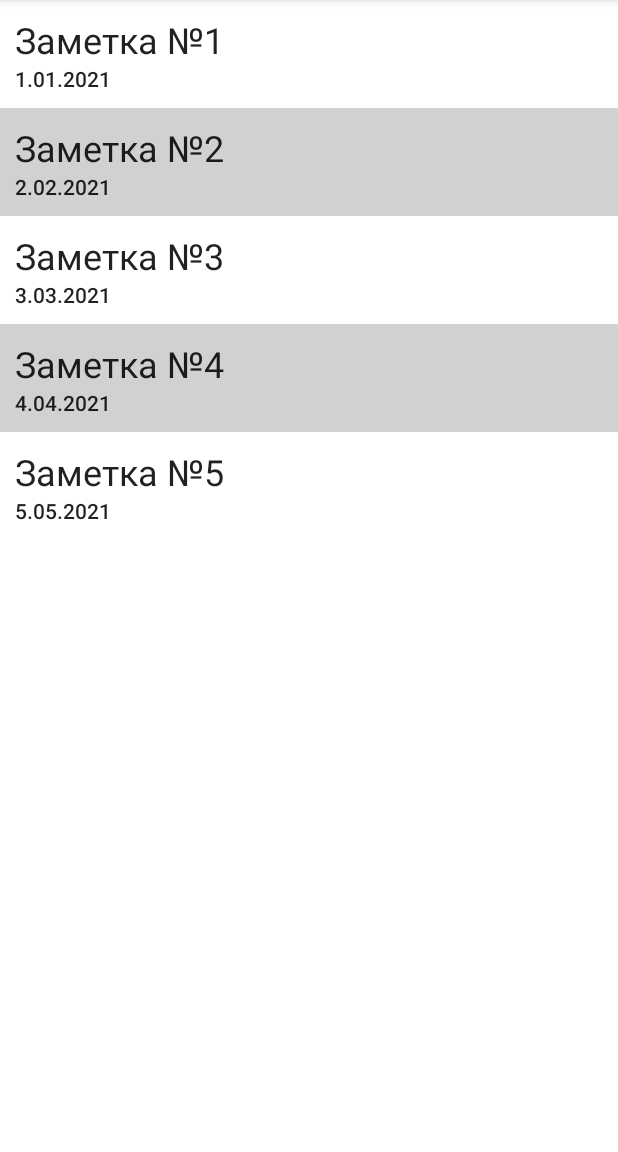
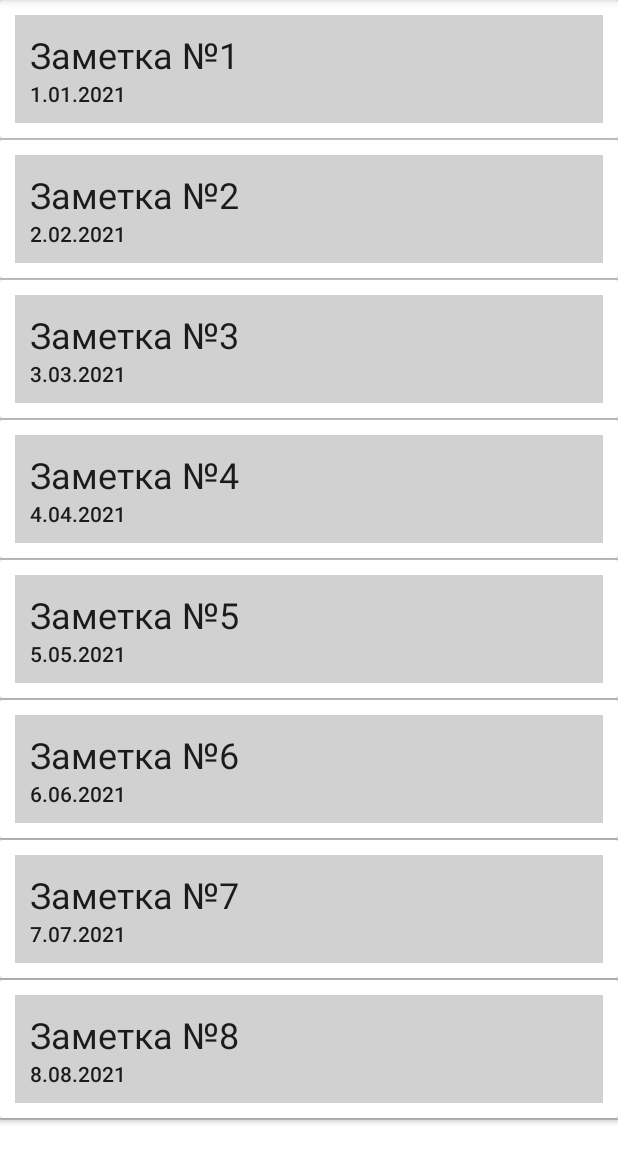
Before and after one commit to DestroyGit/NotesV3, an Android app: the screen it shows after launch (MainActivity), on a phone screen of 412 x 824 dp, the part 84-1236 px from its top. Run offline under Robolectric (Android 15) with nearby library versions, the phone set to English and light mode, and no system bars.

Commit message:
1) Теперь каждая заметка - это карточка 2) Переделано на RecyclerView 3) Выполнено и в горизонтальной ориентации

```diff
--- a/app/src/main/java/com/example/notesv3/domain/NotesRepositoryImpl.java
+++ b/app/src/main/java/com/example/notesv3/domain/NotesRepositoryImpl.java
@@ -17,6 +17,9 @@ public class NotesRepositoryImpl implements NotesRepository{
         result.add(new Notes(R.string.name_3, R.string.date_3, R.string.note_3));
         result.add(new Notes(R.string.name_4, R.string.date_4, R.string.note_4));
         result.add(new Notes(R.string.name_5, R.string.date_5, R.string.note_5));
+        result.add(new Notes(R.string.name_6, R.string.date_6, R.string.note_6));
+        result.add(new Notes(R.string.name_7, R.string.date_7, R.string.note_7));
+        result.add(new Notes(R.string.name_8, R.string.date_8, R.string.note_8));
 
         return result;
     }
--- /dev/null
+++ b/app/src/main/java/com/example/notesv3/ui/list/NotesAdapter.java
@@ -0,0 +1,90 @@
+package com.example.notesv3.ui.list;
+
+import android.view.LayoutInflater;
+import android.view.View;
+import android.view.ViewGroup;
+import android.widget.LinearLayout;
+import android.widget.TextView;
+
+import androidx.annotation.NonNull;
+import androidx.recyclerview.widget.RecyclerView;
+
+import com.example.notesv3.R;
+import com.example.notesv3.domain.Notes;
+
+import java.util.ArrayList;
+import java.util.List;
+
+public class NotesAdapter extends RecyclerView.Adapter<NotesAdapter.NoteViewHolder> {
+
+    public interface OnNoteClickedListener{
+        void onNoteClickedListener(@NonNull Notes note);
+    }
+
+    private final ArrayList<Notes> notes = new ArrayList<>();
+
+    public void setData(List<Notes> toSet){
+        notes.clear();
+        notes.addAll(toSet);
+    }
+
+    private OnNoteClickedListener listener;
+
+    public OnNoteClickedListener getListener() {
+        return listener;
+    }
+
+    public void setListener(OnNoteClickedListener listener) {
+        this.listener = listener;
+    }
+
+    @NonNull
+    @Override
+    public NoteViewHolder onCreateViewHolder(@NonNull ViewGroup parent, int viewType) {
+        // даем возможность надувать контейнер (фрагмент) вьюхами.
+        // В скобках: вьюха, макет фрагмента, перезапись - если true, то в одном и том же месте будет
+        View itemView = LayoutInflater.from(parent.getContext()).inflate(R.layout.item_notes, parent,false);
+        return new NoteViewHolder(itemView);
+    }
+
+    @Override
+    public void onBindViewHolder(@NonNull NoteViewHolder holder, int position) {
+
+        Notes note = notes.get(position);
+
+        // добавляем в найденные элементы макета текст для вывода на экран - то, чем заполняем TextView
+        holder.notesName.setText(note.getName());
+        holder.notesDate.setText(note.getDate());
+        holder.card.setBackgroundResource(R.color.light_grey);
+    }
+
+    @Override
+    public int getItemCount() {
+        return notes.size();
+    }
+
+    class NoteViewHolder extends RecyclerView.ViewHolder{
+
+        // находим элементы макета
+        TextView notesName;
+        TextView notesDate;
+        LinearLayout card;
+
+        public NoteViewHolder(@NonNull View itemView) {
+            super(itemView);
+
+            itemView.setOnClickListener(new View.OnClickListener() {
+                @Override
+                public void onClick(View view) {
+                    if (getListener() != null){
+                        getListener().onNoteClickedListener(notes.get(getAdapterPosition())); // getAdapterPosition() - определенный номер элемента в списке
+                    }
+                }
+            });
+
+            notesName = itemView.findViewById(R.id.notes_name);
+            notesDate = itemView.findViewById(R.id.notes_date);
+            card = itemView.findViewById(R.id.card);
+        }
+    }
+}
--- a/app/src/main/java/com/example/notesv3/ui/list/NotesListFragment.java
+++ b/app/src/main/java/com/example/notesv3/ui/list/NotesListFragment.java
@@ -11,8 +11,13 @@ import android.widget.TextView;
 
 import androidx.annotation.NonNull;
 import androidx.annotation.Nullable;
+import androidx.core.content.ContextCompat;
 import androidx.core.widget.NestedScrollView;
 import androidx.fragment.app.Fragment;
+import androidx.recyclerview.widget.DividerItemDecoration;
+import androidx.recyclerview.widget.GridLayoutManager;
+import androidx.recyclerview.widget.LinearLayoutManager;
+import androidx.recyclerview.widget.RecyclerView;
 
 import com.example.notesv3.R;
 import com.example.notesv3.domain.Notes;
@@ -70,48 +75,29 @@ public class NotesListFragment extends Fragment {
         super.onViewCreated(view, savedInstanceState);
 
         // находим макет фрагмента, куда будем добавлять вьюхи с заметками
-        LinearLayout notesList = view.findViewById(R.id.notes_list_container);
+        RecyclerView notesList = view.findViewById(R.id.notes_list_container);
 
+        // отображаем линейно в вертикальной резметке
+        LinearLayoutManager linearLayoutManager = new LinearLayoutManager(requireContext());
+        notesList.setLayoutManager(linearLayoutManager);
+
+        //создаем разделитель между карточками
+        DividerItemDecoration dividerItemDecoration = new DividerItemDecoration(requireContext(), linearLayoutManager.getOrientation());
+        dividerItemDecoration.setDrawable(ContextCompat.getDrawable(requireContext(), R.drawable.ic_separatore));
+        notesList.addItemDecoration(dividerItemDecoration);
         // достаем список данных по заметкам из репозитория
         List<Notes> notes = notesRepository.getNotes();
 
-        int count = 1; // счетчик для четных и нечетных строк для закрашивания в серый четные заметки
-
-        // проходимся по всем заметкам
-        for(Notes note : notes){
-
-            // даем возможность надувать контейнер (фрагмент) вьюхами.
-            // В скобках: вьюха, макет фрагмента, перезапись - если true, то в одном и том же месте будет
-            View itemView = LayoutInflater.from(requireContext()).inflate(R.layout.item_notes, notesList,false);
-
-            itemView.setOnClickListener(new View.OnClickListener() {
-                @Override
-                public void onClick(View view) {
-                    // если не нулл, то "вот по такому городу произвели нажатие"
-                    if (onNotesClicked != null){
+        NotesAdapter notesAdapter = new NotesAdapter();
+        notesAdapter.setData(notes);
+        notesAdapter.setListener(new NotesAdapter.OnNoteClickedListener() {
+            @Override
+            public void onNoteClickedListener(@NonNull Notes note) {
+                if (onNotesClicked != null){
                         onNotesClicked.onNotesClicked(note);
-                    }
                 }
-            });
-
-            // находим элементы макета
-            TextView notesName = itemView.findViewById(R.id.notes_name);
-            TextView notesDate = itemView.findViewById(R.id.notes_date);
-
-            // добавляем в найденные элементы макета текст для вывода на экран - то, чем заполняем TextView
-            notesName.setText(note.getName());
-            notesDate.setText(note.getDate());
-
-            // каждая четная строка подкрашивается в серый цвет
-            if (count%2 == 0){
-                itemView.setBackgroundResource(R.color.light_grey);
             }
-            count++;
-
-            // добавляем заметку
-            notesList.addView(itemView);
-        }
-
-
+        });
+        notesList.setAdapter(notesAdapter);
     }
 }
--- /dev/null
+++ b/app/src/main/res/drawable/ic_separatore.xml
@@ -0,0 +1,6 @@
+<?xml version="1.0" encoding="utf-8"?>
+<shape xmlns:android="http://schemas.android.com/apk/res/android"
+    android:shape="rectangle">
+    <size android:height="@dimen/separatore_1"/>
+    <solid android:color="@color/light_grey"/>
+</shape>
--- a/app/src/main/res/layout-land/activity_main.xml
+++ b/app/src/main/res/layout-land/activity_main.xml
@@ -1,11 +1,20 @@
 <?xml version="1.0" encoding="utf-8"?>
+
+<androidx.drawerlayout.widget.DrawerLayout
+xmlns:android="http://schemas.android.com/apk/res/android"
+xmlns:app="http://schemas.android.com/apk/res-auto"
+xmlns:tools="http://schemas.android.com/tools"
+android:id="@+id/drawer_layout"
+android:layout_width="match_parent"
+android:layout_height="match_parent"
+android:fitsSystemWindows="true"
+tools:openDrawer="start"
+tools:context=".ui.MainActivity">
+
 <androidx.coordinatorlayout.widget.CoordinatorLayout
-    xmlns:android="http://schemas.android.com/apk/res/android"
-    xmlns:app="http://schemas.android.com/apk/res-auto"
-    xmlns:tools="http://schemas.android.com/tools"
     android:layout_width="match_parent"
     android:layout_height="match_parent"
-    tools:context=".ui.MainActivity">
+    >
 
     <com.google.android.material.appbar.AppBarLayout
         android:layout_width="match_parent"
@@ -48,3 +57,14 @@
     </androidx.constraintlayout.widget.ConstraintLayout>
 
 </androidx.coordinatorlayout.widget.CoordinatorLayout>
+
+<com.google.android.material.navigation.NavigationView
+    android:id="@+id/navigation_view"
+    android:layout_width="wrap_content"
+    android:layout_height="match_parent"
+    android:layout_gravity="start"
+    app:headerLayout="@layout/layout_drawer_profile"
+    android:fitsSystemWindows="true"
+    app:menu="@menu/menu_drawer"/>
+
+</androidx.drawerlayout.widget.DrawerLayout>
--- a/app/src/main/res/layout/fragment_notes_details.xml
+++ b/app/src/main/res/layout/fragment_notes_details.xml
@@ -12,14 +12,14 @@
         android:layout_height="wrap_content"
         tools:text="@string/name_1"
         android:textStyle="italic"
-        android:padding="@dimen/padding"
+        android:padding="@dimen/margin_10"
         android:gravity="center"/>
 
     <TextView
         android:id="@+id/notes_note"
         android:layout_width="match_parent"
         android:layout_height="wrap_content"
-        android:padding="@dimen/padding"
+        android:padding="@dimen/margin_10"
         tools:text="@string/note_1"/>
 
 </LinearLayout>
--- a/app/src/main/res/layout/fragment_notes_list.xml
+++ b/app/src/main/res/layout/fragment_notes_list.xml
@@ -1,11 +1,8 @@
 <?xml version="1.0" encoding="utf-8"?>
-<androidx.core.widget.NestedScrollView
-    xmlns:android="http://schemas.android.com/apk/res/android"
-    android:layout_width="match_parent"
-    android:layout_height="match_parent">
-    <LinearLayout
+
+    <androidx.recyclerview.widget.RecyclerView
+        xmlns:android="http://schemas.android.com/apk/res/android"
         android:id="@+id/notes_list_container"
         android:orientation="vertical"
         android:layout_width="match_parent"
         android:layout_height="match_parent"/>
-</androidx.core.widget.NestedScrollView>
--- a/app/src/main/res/layout/item_notes.xml
+++ b/app/src/main/res/layout/item_notes.xml
@@ -1,17 +1,26 @@
 <?xml version="1.0" encoding="utf-8"?>
-<LinearLayout
+<androidx.cardview.widget.CardView
     xmlns:android="http://schemas.android.com/apk/res/android"
     xmlns:tools="http://schemas.android.com/tools"
     android:layout_width="match_parent"
     android:layout_height="wrap_content"
+    android:orientation="vertical">
+
+
+    <LinearLayout
+        android:id="@+id/card"
+        android:layout_width="match_parent"
+        android:layout_height="wrap_content"
         android:orientation="vertical"
-    android:padding="@dimen/padding">
+        android:layout_margin="@dimen/margin_5">
 
         <TextView
             android:id="@+id/notes_name"
             android:layout_width="match_parent"
             android:layout_height="wrap_content"
             android:textAppearance="@style/TextAppearance.AppCompat.Headline"
+            android:layout_marginTop="@dimen/margin_5"
+            android:layout_marginStart="@dimen/margin_5"
             tools:text="@string/name_1" />
 
         <TextView
@@ -19,6 +28,9 @@
             android:layout_width="match_parent"
             android:layout_height="wrap_content"
             android:textAppearance="@style/TextAppearance.AppCompat.Body2"
+            android:layout_marginStart="@dimen/margin_5"
+            android:layout_marginBottom="@dimen/margin_5"
             tools:text="@string/date_1" />
+    </LinearLayout>
 
-</LinearLayout>
+</androidx.cardview.widget.CardView>
--- a/app/src/main/res/values/dimens.xml
+++ b/app/src/main/res/values/dimens.xml
@@ -1,10 +1,12 @@
 <?xml version="1.0" encoding="utf-8"?>
 <resources>
-    <dimen name="padding">10dp</dimen>
+    <dimen name="margin_10">10dp</dimen>
+    <dimen name="margin_5">10dp</dimen>
     <dimen name="margin_40">40dp</dimen>
     <dimen name="drawer_profile_padding_25">25dp</dimen>
     <dimen name="drawer_profile_size_avatar">100dp</dimen>
     <dimen name="drawer_profile_padding_10">10dp</dimen>
     <dimen name="drawer_profile_username_size">25sp</dimen>
     <dimen name="drawer_profile_email_size">18sp</dimen>
+    <dimen name="separatore_1">1dp</dimen>
 </resources>
--- a/app/src/main/res/values/strings.xml
+++ b/app/src/main/res/values/strings.xml
@@ -6,18 +6,27 @@
     <string name="name_3">Заметка №3</string>
     <string name="name_4">Заметка №4</string>
     <string name="name_5">Заметка №5</string>
+    <string name="name_6">Заметка №6</string>
+    <string name="name_7">Заметка №7</string>
+    <string name="name_8">Заметка №8</string>
 
     <string name="date_1">1.01.2021</string>
     <string name="date_2">2.02.2021</string>
     <string name="date_3">3.03.2021</string>
     <string name="date_4">4.04.2021</string>
     <string name="date_5">5.05.2021</string>
+    <string name="date_6">6.06.2021</string>
+    <string name="date_7">7.07.2021</string>
+    <string name="date_8">8.08.2021</string>
 
     <string name="note_1">Первая запись</string>
     <string name="note_2">Вторая запись</string>
     <string name="note_3">Третья запись</string>
     <string name="note_4">Четвертая запись</string>
     <string name="note_5">Пятая запись</string>
+    <string name="note_6">Шестая запись</string>
+    <string name="note_7">Седьмая запись</string>
+    <string name="note_8">Восьмая запись</string>
 
     <string name="settings">Settings</string>
     <string name="favorites">Favorites</string>
```
Lines whose indentation alone changed are shown as unchanged.
